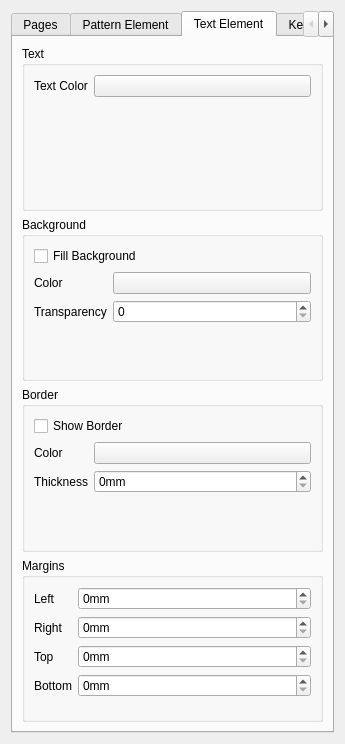
Above: ui/PrinterConfigPage.ui from KDE/kxstitch before the change. Below: the same form after it.
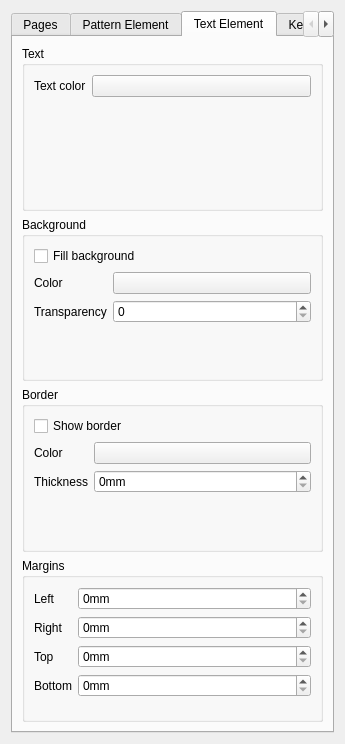
That is the form after the change. The open tabs and pages were chosen to show the change. Custom widgets are drawn as their Qt base class.

What changed in the file:
```diff
--- a/ui/PrinterConfigPage.ui
+++ b/ui/PrinterConfigPage.ui
@@ -452,7 +452,7 @@
           <item row="0" column="0">
            <widget class="QLabel" name="label_21">
             <property name="text">
-             <string>Text Color</string>
+             <string>Text color</string>
             </property>
            </widget>
           </item>
@@ -478,7 +478,7 @@
           <item row="0" column="0" colspan="2">
            <widget class="QCheckBox" name="kcfg_TextElement_FillBackground">
             <property name="text">
-             <string>Fill Background</string>
+             <string>Fill background</string>
             </property>
            </widget>
           </item>
@@ -531,7 +531,7 @@
           <item>
            <widget class="QCheckBox" name="kcfg_TextElement_ShowBorder">
             <property name="text">
-             <string>Show Border</string>
+             <string>Show border</string>
             </property>
            </widget>
           </item>
```
Left out of the diff: 4 changed lines with no effect on the pictures.
